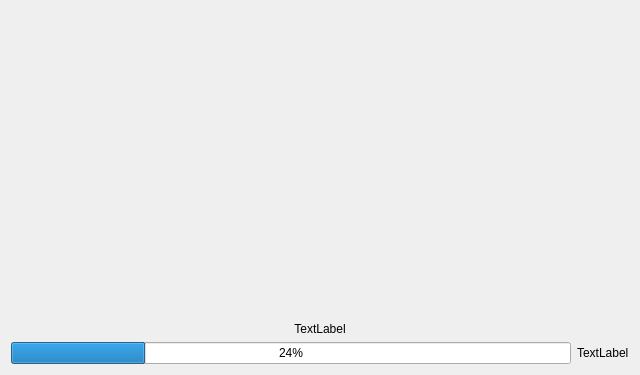
Before: the Qt Designer form epyq/widgets/progressbar.ui in epcpower/st, drawn with Qt 5.
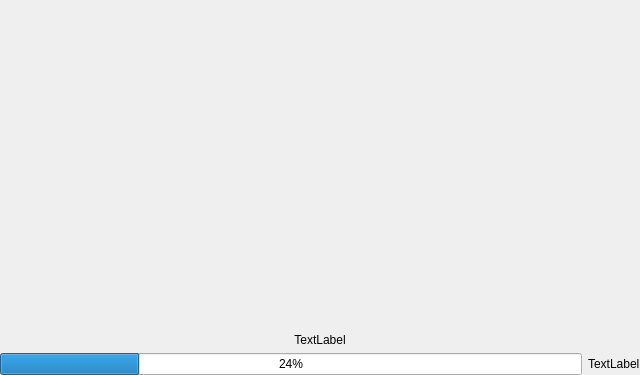
After: the same form once the commit is applied.

Commit message:
Set all layout margins in widgets to 0 to compact them
Ref T335

What changed in the file:
```diff
--- a/epyq/widgets/progressbar.ui
+++ b/epyq/widgets/progressbar.ui
@@ -14,8 +14,32 @@
    <string>Form</string>
   </property>
   <layout class="QHBoxLayout" name="horizontalLayout_2">
+   <property name="leftMargin">
+    <number>0</number>
+   </property>
+   <property name="topMargin">
+    <number>0</number>
+   </property>
+   <property name="rightMargin">
+    <number>0</number>
+   </property>
+   <property name="bottomMargin">
+    <number>0</number>
+   </property>
    <item>
     <layout class="QVBoxLayout" name="verticalLayout" stretch="1,0">
+     <property name="leftMargin">
+      <number>0</number>
+     </property>
+     <property name="topMargin">
+      <number>0</number>
+     </property>
+     <property name="rightMargin">
+      <number>0</number>
+     </property>
+     <property name="bottomMargin">
+      <number>0</number>
+     </property>
      <item>
       <widget class="QLabel" name="label">
        <property name="text">
@@ -28,6 +52,18 @@
      </item>
      <item>
       <layout class="QHBoxLayout" name="horizontalLayout">
+       <property name="leftMargin">
+        <number>0</number>
+       </property>
+       <property name="topMargin">
+        <number>0</number>
+       </property>
+       <property name="rightMargin">
+        <number>0</number>
+       </property>
+       <property name="bottomMargin">
+        <number>0</number>
+       </property>
        <item>
         <widget class="QProgressBar" name="progressBar">
          <property name="value">
```
The commit also changes 10 other files.
